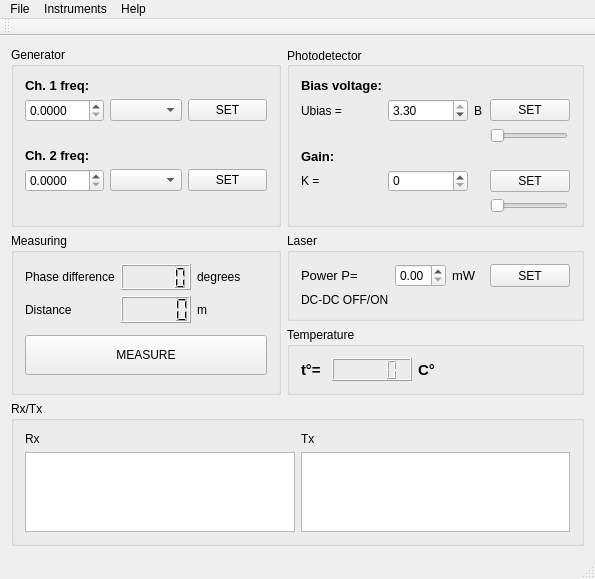
Old version of the form sources/presentation/ui/main_window/mainwindow.ui in the repository AlienDrew/lidar.
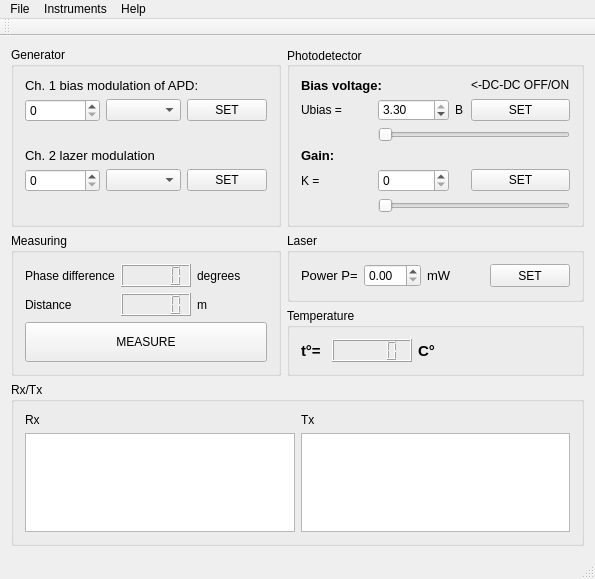
New version of the form.

Commit message: fixed issue with frequency inputs, commands moved to dto layer, adc values converted to voltage on charts, ui fixes

Patch:
```diff
--- a/sources/presentation/ui/main_window/mainwindow.ui
+++ b/sources/presentation/ui/main_window/mainwindow.ui
@@ -236,13 +236,6 @@
          </property>
         </widget>
        </item>
-       <item row="1" column="0">
-        <widget class="QLabel" name="label_5">
-         <property name="text">
-          <string>DC-DC OFF/ON</string>
-         </property>
-        </widget>
-       </item>
        <item row="0" column="1">
         <widget class="QDoubleSpinBox" name="laserPwrBox">
          <property name="maximum">
@@ -319,60 +312,20 @@
          <item row="1" column="1">
           <widget class="QDoubleSpinBox" name="ch1Box">
            <property name="decimals">
-            <number>4</number>
+            <number>0</number>
            </property>
            <property name="maximum">
             <double>200000000.000000000000000</double>
            </property>
           </widget>
          </item>
-         <item row="0" column="1" colspan="2">
-          <widget class="QLabel" name="label">
-           <property name="maximumSize">
-            <size>
-             <width>16777215</width>
-             <height>20</height>
-            </size>
-           </property>
-           <property name="font">
-            <font>
-             <pointsize>10</pointsize>
-             <weight>75</weight>
-             <bold>true</bold>
-            </font>
-           </property>
-           <property name="text">
-            <string>Ch. 1 freq:</string>
-           </property>
-          </widget>
-         </item>
-         <item row="3" column="1" colspan="2">
-          <widget class="QLabel" name="label_2">
-           <property name="maximumSize">
-            <size>
-             <width>16777215</width>
-             <height>20</height>
-            </size>
-           </property>
-           <property name="font">
-            <font>
-             <pointsize>10</pointsize>
-             <weight>75</weight>
-             <bold>true</bold>
-            </font>
-           </property>
-           <property name="text">
-            <string>Ch. 2 freq:</string>
-           </property>
-          </widget>
-         </item>
          <item row="1" column="2">
           <widget class="QComboBox" name="ch1Units"/>
          </item>
          <item row="4" column="1">
           <widget class="QDoubleSpinBox" name="ch2Box">
            <property name="decimals">
-            <number>4</number>
+            <number>0</number>
            </property>
            <property name="maximum">
             <double>200000000.000000000000000</double>
@@ -422,6 +375,44 @@
            </property>
           </spacer>
          </item>
+         <item row="3" column="1" colspan="2">
+          <widget class="QLabel" name="label_2">
+           <property name="maximumSize">
+            <size>
+             <width>16777215</width>
+             <height>20</height>
+            </size>
+           </property>
+           <property name="font">
+            <font>
+             <pointsize>10</pointsize>
+            </font>
+           </property>
+           <property name="text">
+            <string>Ch. 2 lazer modulation</string>
+           </property>
+          </widget>
+         </item>
+         <item row="0" column="1" colspan="3">
+          <widget class="QLabel" name="label">
+           <property name="maximumSize">
+            <size>
+             <width>16777215</width>
+             <height>20</height>
+            </size>
+           </property>
+           <property name="font">
+            <font>
+             <pointsize>10</pointsize>
+             <weight>50</weight>
+             <bold>false</bold>
+            </font>
+           </property>
+           <property name="text">
+            <string>Ch. 1 bias modulation of APD:</string>
+           </property>
+          </widget>
+         </item>
         </layout>
        </item>
       </layout>
@@ -448,9 +439,40 @@
        <set>Qt::AlignLeading|Qt::AlignLeft|Qt::AlignVCenter</set>
       </property>
       <layout class="QGridLayout" name="gridLayout_4">
-       <item row="1" column="0">
-        <layout class="QGridLayout" name="gridLayout_5">
-         <item row="0" column="0" colspan="3">
+       <item row="6" column="1" colspan="3">
+        <widget class="QSlider" name="gainSlider">
+         <property name="maximumSize">
+          <size>
+           <width>1000</width>
+           <height>16777215</height>
+          </size>
+         </property>
+         <property name="orientation">
+          <enum>Qt::Horizontal</enum>
+         </property>
+        </widget>
+       </item>
+       <item row="4" column="3">
+        <widget class="QPushButton" name="setGainButton">
+         <property name="text">
+          <string>SET</string>
+         </property>
+        </widget>
+       </item>
+       <item row="2" column="1" colspan="3">
+        <widget class="QSlider" name="biasSlider">
+         <property name="maximumSize">
+          <size>
+           <width>10000</width>
+           <height>16777215</height>
+          </size>
+         </property>
+         <property name="orientation">
+          <enum>Qt::Horizontal</enum>
+         </property>
+        </widget>
+       </item>
+       <item row="0" column="0" colspan="2">
           <widget class="QLabel" name="label_7">
            <property name="font">
             <font>
@@ -464,28 +486,20 @@
            </property>
           </widget>
          </item>
-         <item row="4" column="0" colspan="3">
-          <widget class="QLabel" name="label_8">
-           <property name="font">
-            <font>
-             <pointsize>10</pointsize>
-             <weight>75</weight>
-             <bold>true</bold>
-            </font>
-           </property>
-           <property name="text">
-            <string>Gain:</string>
-           </property>
-          </widget>
-         </item>
-         <item row="5" column="1">
-          <widget class="QSpinBox" name="gainBox">
+       <item row="1" column="1">
+        <widget class="QDoubleSpinBox" name="biasBox">
            <property name="maximum">
-            <number>255</number>
+          <double>3.300000000000000</double>
+         </property>
+         <property name="singleStep">
+          <double>0.200000000000000</double>
+         </property>
+         <property name="value">
+          <double>3.300000000000000</double>
            </property>
           </widget>
          </item>
-         <item row="5" column="0">
+       <item row="4" column="0">
           <widget class="QLabel" name="label_10">
            <property name="maximumSize">
             <size>
@@ -498,60 +512,21 @@
            </property>
           </widget>
          </item>
-         <item row="5" column="3">
-          <widget class="QPushButton" name="setGainButton">
+       <item row="1" column="3">
+        <widget class="QPushButton" name="setBiasButton">
            <property name="text">
             <string>SET</string>
            </property>
           </widget>
          </item>
-         <item row="3" column="3">
-          <widget class="QSlider" name="biasSlider">
-           <property name="maximumSize">
-            <size>
-             <width>78</width>
-             <height>16777215</height>
-            </size>
-           </property>
-           <property name="orientation">
-            <enum>Qt::Horizontal</enum>
-           </property>
-          </widget>
-         </item>
-         <item row="6" column="3">
-          <widget class="QSlider" name="gainSlider">
-           <property name="maximumSize">
-            <size>
-             <width>78</width>
-             <height>16777215</height>
-            </size>
-           </property>
-           <property name="orientation">
-            <enum>Qt::Horizontal</enum>
-           </property>
-          </widget>
-         </item>
-         <item row="1" column="1" rowspan="2">
-          <widget class="QDoubleSpinBox" name="biasBox">
-           <property name="maximum">
-            <double>3.300000000000000</double>
-           </property>
-           <property name="singleStep">
-            <double>0.200000000000000</double>
-           </property>
-           <property name="value">
-            <double>3.300000000000000</double>
-           </property>
-          </widget>
-         </item>
-         <item row="1" column="0" rowspan="2">
-          <widget class="QLabel" name="label_9">
+       <item row="0" column="3">
+        <widget class="QLabel" name="label_5">
            <property name="text">
-            <string>Ubias =</string>
+          <string>&lt;-DC-DC OFF/ON</string>
            </property>
           </widget>
          </item>
-         <item row="1" column="2" rowspan="2">
+       <item row="1" column="2">
           <widget class="QLabel" name="label_11">
            <property name="maximumSize">
             <size>
@@ -564,14 +539,33 @@
            </property>
           </widget>
          </item>
-         <item row="1" column="3" rowspan="2">
-          <widget class="QPushButton" name="setBiasButton">
+       <item row="3" column="0">
+        <widget class="QLabel" name="label_8">
+         <property name="font">
+          <font>
+           <pointsize>10</pointsize>
+           <weight>75</weight>
+           <bold>true</bold>
+          </font>
+         </property>
            <property name="text">
-            <string>SET</string>
+          <string>Gain:</string>
            </property>
           </widget>
          </item>
-        </layout>
+       <item row="1" column="0">
+        <widget class="QLabel" name="label_9">
+         <property name="text">
+          <string>Ubias =</string>
+         </property>
+        </widget>
+       </item>
+       <item row="4" column="1">
+        <widget class="QSpinBox" name="gainBox">
+         <property name="maximum">
+          <number>255</number>
+         </property>
+        </widget>
        </item>
       </layout>
      </widget>
```
Lines whose indentation alone changed are shown as unchanged. The commit also changes 19 other files.
